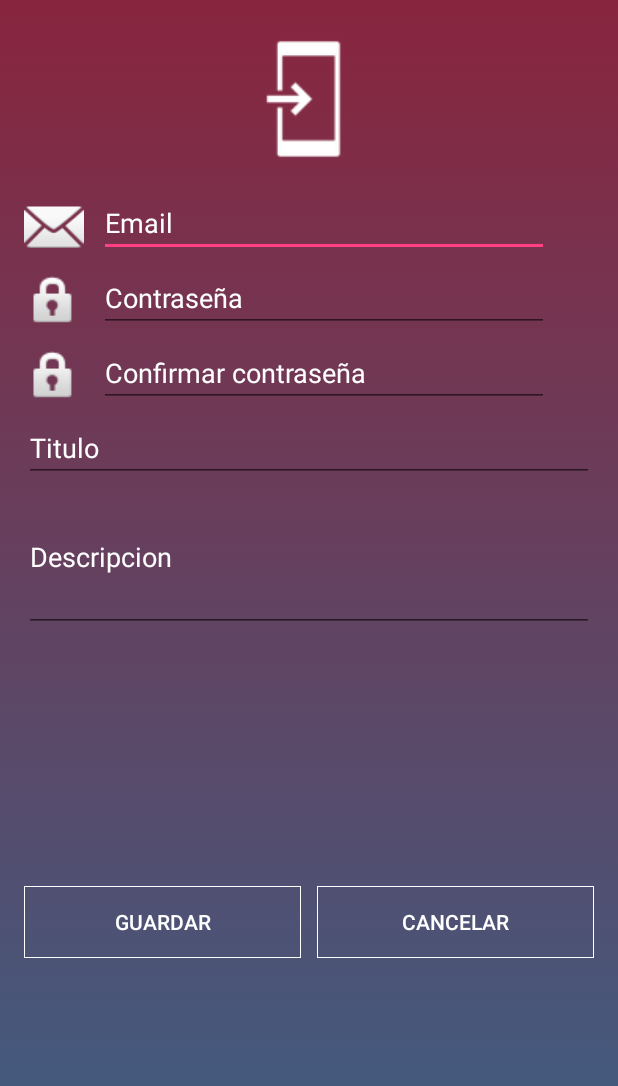
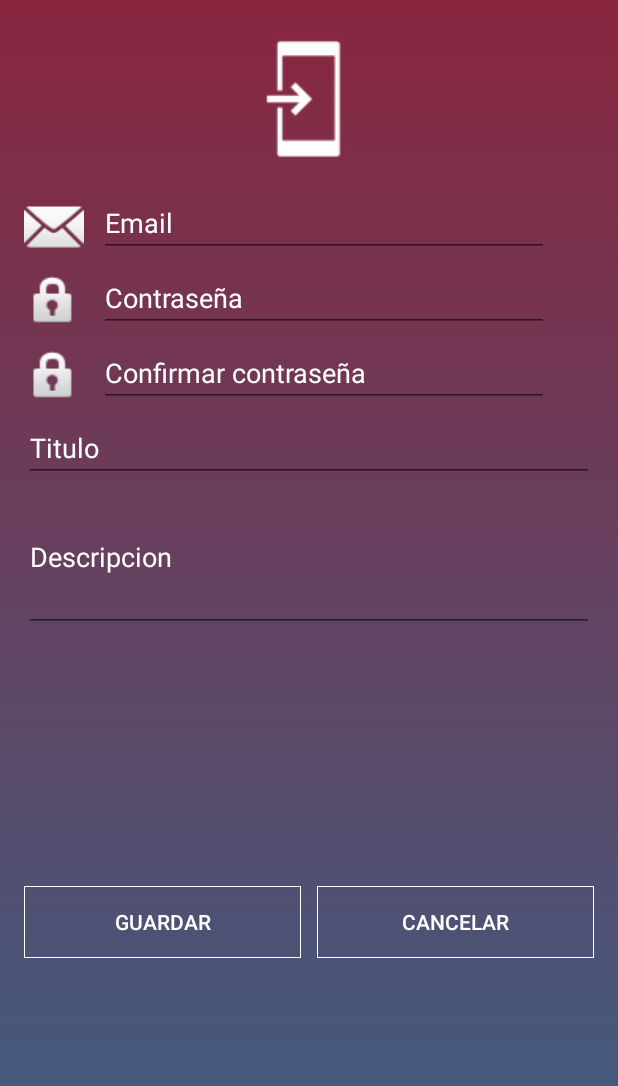
Before and after one commit to OmarKafer/RateUs, an Android app: the layout fragment_registro.xml on its own in the app's theme, with its tools: preview values and no code run, on a phone screen of 412 x 824 dp. Shown: the top 1086 px of the screen. Run offline under Robolectric (Android 15) with nearby library versions, the phone set to English and light mode, and no system bars.

Commit message:
Cambios focusEditText v.2

```diff
--- a/app/src/main/res/layout/fragment_registro.xml
+++ b/app/src/main/res/layout/fragment_registro.xml
@@ -10,8 +10,7 @@
         android:layout_width="match_parent"
         android:layout_height="match_parent"
         android:orientation="vertical"
-        android:padding="16dp"
-        >
+        android:padding="16dp">
 
         <ImageView
             android:layout_width="100dp"
@@ -29,6 +28,8 @@
             android:layout_height="wrap_content"
             android:orientation="horizontal"
             android:paddingRight="30dp"
+            android:focusable="true"
+            android:focusableInTouchMode="true"
             >
 
             <ImageView
@@ -46,8 +47,7 @@
                 android:text=""
                 android:textColor="#ffffff"
                 android:textColorHint="#ffffff"
-                android:focusable="true"
-                android:focusableInTouchMode="true"/>
+                />
 
         </LinearLayout>
 
@@ -55,7 +55,9 @@
         android:layout_width="match_parent"
         android:layout_height="wrap_content"
         android:orientation="horizontal"
-        android:paddingRight="30dp">
+        android:paddingRight="30dp"
+        android:focusable="true"
+        android:focusableInTouchMode="true">
 
         <ImageView
             android:layout_width="50dp"
@@ -73,8 +75,7 @@
             android:hint="@string/txtContrasenya"
             android:textColorHint="#FFFFFF"
             android:textColor="#FFFFFF"
-            android:focusable="true"
-            android:focusableInTouchMode="true"/>
+           />
 
     </LinearLayout>
 
@@ -82,7 +83,9 @@
         android:layout_width="match_parent"
         android:layout_height="wrap_content"
         android:orientation="horizontal"
-        android:paddingRight="30dp">
+        android:paddingRight="30dp"
+        android:focusable="true"
+        android:focusableInTouchMode="true">
 
         <ImageView
             android:layout_width="50dp"
@@ -100,8 +103,7 @@
             android:hint="@string/txtConfirmarContrasenya"
             android:textColorHint="#FFFFFF"
             android:textColor="#FFFFFF"
-            android:focusable="true"
-            android:focusableInTouchMode="true"/>
+            />
 
     </LinearLayout>
         <EditText
```
